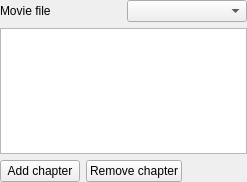
The window that src/widgets/dvdwizardchapters_ui.ui (KDE/kdenlive) describes before a commit, drawn with Qt 5.
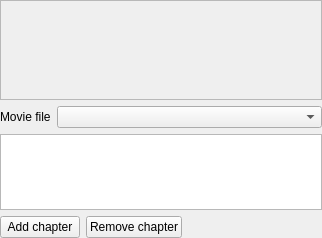
The same window after the commit. Custom widgets are drawn as their Qt base class.

The edit to the form file:
```diff
--- a/src/widgets/dvdwizardchapters_ui.ui
+++ b/src/widgets/dvdwizardchapters_ui.ui
@@ -6,74 +6,91 @@
    <rect>
     <x>0</x>
     <y>0</y>
-    <width>247</width>
-    <height>182</height>
+    <width>322</width>
+    <height>238</height>
    </rect>
   </property>
-  <layout class="QVBoxLayout" name="verticalLayout">
-   <property name="spacing">
-    <number>-1</number>
-   </property>
+  <layout class="QGridLayout" name="gridLayout">
    <property name="margin">
     <number>0</number>
    </property>
-   <item>
-    <layout class="QHBoxLayout" name="horizontalLayout_2">
-     <item>
-      <widget class="QLabel" name="label">
-       <property name="text">
-        <string>Movie file</string>
-       </property>
-      </widget>
-     </item>
-     <item>
-      <widget class="KComboBox" name="vob_list"/>
-     </item>
-    </layout>
-   </item>
-   <item>
+   <item row="2" column="0" colspan="4">
     <widget class="QListWidget" name="chapters_list">
      <property name="sizePolicy">
-      <sizepolicy hsizetype="Expanding" vsizetype="Maximum">
+      <sizepolicy hsizetype="Expanding" vsizetype="Preferred">
        <horstretch>0</horstretch>
        <verstretch>0</verstretch>
       </sizepolicy>
      </property>
+     <property name="maximumSize">
+      <size>
+       <width>16777215</width>
+       <height>150</height>
+      </size>
+     </property>
      <property name="alternatingRowColors">
       <bool>true</bool>
      </property>
     </widget>
    </item>
-   <item>
-    <layout class="QHBoxLayout" name="horizontalLayout">
-     <item>
+   <item row="3" column="0" colspan="2">
       <widget class="QPushButton" name="button_add">
        <property name="text">
         <string>Add chapter</string>
        </property>
       </widget>
      </item>
-     <item>
-      <widget class="QPushButton" name="button_delete">
+   <item row="1" column="0">
+    <widget class="QLabel" name="label">
        <property name="text">
-        <string>Remove chapter</string>
+      <string>Movie file</string>
        </property>
       </widget>
      </item>
-     <item>
+   <item row="3" column="3">
       <spacer name="horizontalSpacer">
        <property name="orientation">
         <enum>Qt::Horizontal</enum>
        </property>
        <property name="sizeHint" stdset="0">
         <size>
-         <width>79</width>
-         <height>22</height>
+       <width>80</width>
+       <height>13</height>
         </size>
        </property>
       </spacer>
      </item>
-    </layout>
+   <item row="3" column="2">
+    <widget class="QPushButton" name="button_delete">
+     <property name="text">
+      <string>Remove chapter</string>
+     </property>
+    </widget>
+   </item>
+   <item row="0" column="0" colspan="4">
+    <widget class="QFrame" name="video_frame">
+     <property name="sizePolicy">
+      <sizepolicy hsizetype="Preferred" vsizetype="MinimumExpanding">
+       <horstretch>0</horstretch>
+       <verstretch>0</verstretch>
+      </sizepolicy>
+     </property>
+     <property name="minimumSize">
+      <size>
+       <width>0</width>
+       <height>100</height>
+      </size>
+     </property>
+     <property name="frameShape">
+      <enum>QFrame::StyledPanel</enum>
+     </property>
+     <property name="frameShadow">
+      <enum>QFrame::Raised</enum>
+     </property>
+    </widget>
+   </item>
+   <item row="1" column="1" colspan="3">
+    <widget class="KComboBox" name="vob_list"/>
    </item>
   </layout>
  </widget>
```
Lines whose indentation alone changed are shown as unchanged.
